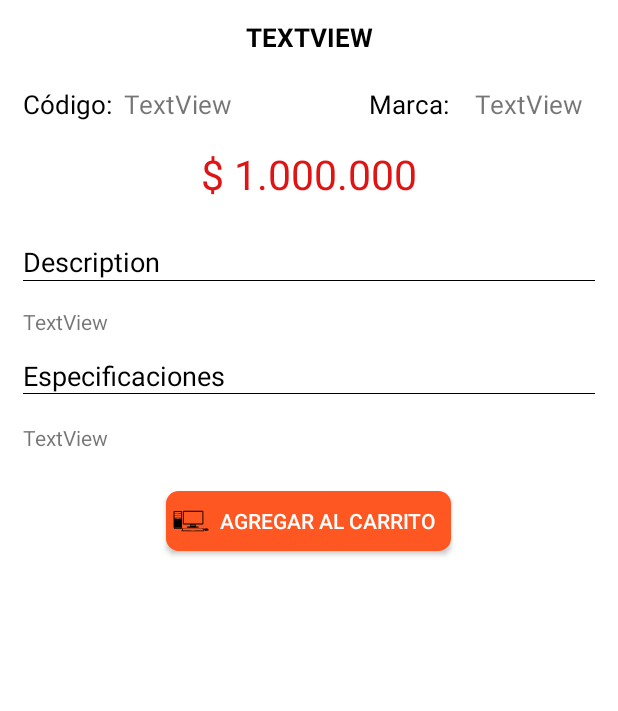
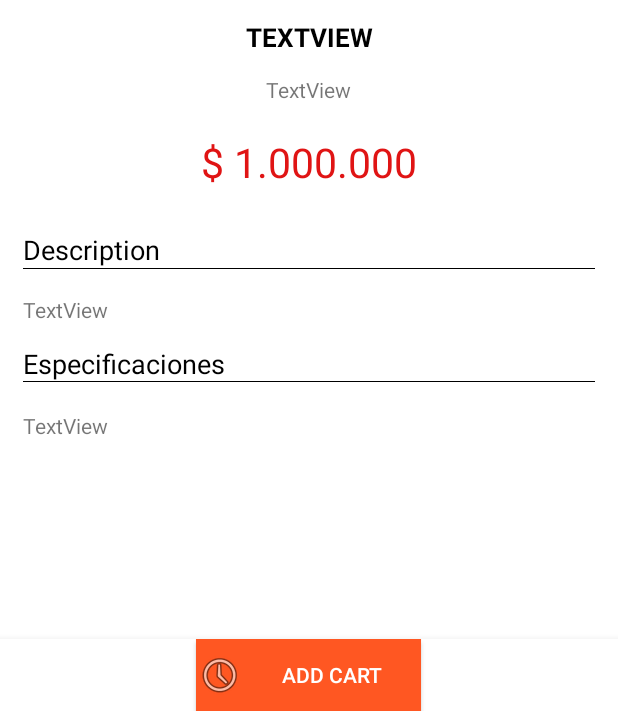
Before and after one commit to bikerlfh/Android-ShopNeubs, an Android app: the ProductoDetalleActivity screen opened directly, with no data from a screen before it, on a phone screen of 412 x 824 dp, the part 525-1236 px from its top. Run offline under Robolectric (Android 15) with nearby library versions, the phone set to English and light mode, and no system bars; network calls fail; pictures from the network do not load; 2 statements that could not run were skipped.

Commit message:
Detalle_producto

```diff
--- a/app/src/main/java/co/com/neubs/shopneubs/ProductoDetalleActivity.java
+++ b/app/src/main/java/co/com/neubs/shopneubs/ProductoDetalleActivity.java
@@ -50,7 +50,7 @@ public class ProductoDetalleActivity extends AppCompatActivity {
 
         title_descripcion = (TextView) findViewById(R.id.title_descripcion);
         nombreProducto = (TextView) findViewById(R.id.lbl_nombre_producto_detalle);
-        codigoProducto = (TextView) findViewById(R.id.lbl_codigo_producto_detalle);
+        //codigoProducto = (TextView) findViewById(R.id.lbl_codigo_producto_detalle);
         marcaProducto = (TextView) findViewById(R.id.lbl_marca_producto_detalle);
         precioProducto = (TextView) findViewById(R.id.lbl_precio_producto_detalle);
 
@@ -77,7 +77,7 @@ public class ProductoDetalleActivity extends AppCompatActivity {
 
                         toolbarLayout.setTitle(producto.getNombre());
                         nombreProducto.setText(producto.getNombre());
-                        codigoProducto.setText(String.valueOf(producto.getNumeroProducto()));
+                        //codigoProducto.setText(String.valueOf(producto.getNumeroProducto()));
                         marcaProducto.setText(producto.getMarca().getDescripcion());
                         especificacionProducto.setText(producto.getEspecificacion());
 
--- a/app/src/main/java/co/com/neubs/shopneubs/classes/APIRest.java
+++ b/app/src/main/java/co/com/neubs/shopneubs/classes/APIRest.java
@@ -39,11 +39,11 @@ public class APIRest {
     public static JSONObject jsonObject;
     public static JSONArray jsonArray;
 
-    //public final static String PROTOCOL_URL_API = "https";
-    //public final static String URL_API = PROTOCOL_URL_API + "://api.shopneubs.com/";
+    public final static String PROTOCOL_URL_API = "https";
+    public final static String URL_API = PROTOCOL_URL_API + "://api.shopneubs.com/";
 
-    public final static String PROTOCOL_URL_API = "http";
-    public final static String URL_API = PROTOCOL_URL_API + "://192.168.1.50:8000/api/";
+    //public final static String PROTOCOL_URL_API = "http";
+    //public final static String URL_API = PROTOCOL_URL_API + "://192.168.1.50:8000/api/";
 
     public static int RESPONSE_CODE;
 
--- a/app/src/main/res/layout/activity_producto_detalle.xml
+++ b/app/src/main/res/layout/activity_producto_detalle.xml
@@ -42,9 +42,33 @@
                 app:popupTheme="@style/AppTheme.PopupOverlay"/>
 
         </android.support.design.widget.CollapsingToolbarLayout>
+
     </android.support.design.widget.AppBarLayout>
+    <include
+        layout="@layout/content_producto_detalle"
+        android:visibility="visible" />
 
-    <include layout="@layout/content_producto_detalle" />
+    <RelativeLayout
+        android:id="@+id/footer"
+        android:layout_width="match_parent"
+        android:layout_height="wrap_content"
+        android:layout_alignParentBottom="true"
+        android:layout_gravity="bottom"
+        android:background="@color/colorWhite"
+        android:elevation="8dp"
+        android:gravity="center"
+        android:paddingLeft="60sp"
+        android:paddingRight="60sp">
 
+        <Button
+            android:layout_width="150dp"
+            android:layout_height="48dp"
+            android:layout_alignParentStart="true"
+            android:layout_alignParentTop="true"
+            android:background="@color/colorSecundary"
+            android:drawableLeft="@android:drawable/ic_menu_recent_history"
+            android:text="@string/agregar_carrito"
+            android:textColor="@color/colorWhite" />
+    </RelativeLayout>
 
 </android.support.design.widget.CoordinatorLayout>
--- a/app/src/main/res/layout/content_producto_detalle.xml
+++ b/app/src/main/res/layout/content_producto_detalle.xml
@@ -11,9 +11,10 @@
 
     <RelativeLayout
         android:layout_width="match_parent"
-        android:layout_height="643dp"
+        android:layout_height="wrap_content"
+        android:layout_marginBottom="16dp"
+        android:layout_marginLeft="15dp"
         android:layout_marginRight="15dp"
-        android:layout_marginLeft="15dp"
         tools:layout_editor_absoluteX="9dp"
         tools:layout_editor_absoluteY="8dp">
 
@@ -29,73 +30,38 @@
             android:id="@+id/lbl_nombre_producto_detalle"
             android:layout_width="wrap_content"
             android:layout_height="50dp"
-            android:layout_alignParentEnd="true"
-            android:layout_alignParentTop="true"
             android:gravity="center"
-            android:textSize="17sp"
+            android:text="TextView"
             android:textAllCaps="true"
             android:textColor="@color/colorPrimaryDark"
+            android:textSize="17sp"
             android:textStyle="bold"
-            android:text="TextView"
-            android:layout_alignStart="@+id/title_codigo" />
+            android:layout_alignParentTop="true"
+            android:layout_alignParentStart="true"
+            android:layout_alignParentEnd="true" />
 
-
-        <TextView
-            android:id="@+id/title_codigo"
-            android:layout_width="wrap_content"
-            android:layout_height="wrap_content"
-            android:layout_alignStart="@+id/lbl_precio_producto_detalle"
-            android:layout_below="@+id/lbl_nombre_producto_detalle"
-            android:layout_marginTop="7dp"
-            android:text="Código:"
-            android:textSize="17sp"
-            android:textColor="@color/colorPrimaryDark"/>
-        <TextView
-            android:id="@+id/lbl_codigo_producto_detalle"
-            android:layout_width="wrap_content"
-            android:layout_height="wrap_content"
-            android:text="TextView"
-            android:textSize="17sp"
-            android:layout_alignBaseline="@+id/title_codigo"
-            android:layout_alignBottom="@+id/title_codigo"
-            android:layout_toEndOf="@+id/title_codigo"
-            android:layout_marginStart="8dp" />
-
-        <TextView
-            android:id="@+id/title_marca"
-            android:layout_width="wrap_content"
-            android:layout_height="wrap_content"
-            android:textSize="17sp"
-            android:textColor="@color/colorPrimaryDark"
-            android:text="Marca:"
-            android:layout_marginEnd="17dp"
-            android:layout_alignBaseline="@+id/lbl_codigo_producto_detalle"
-            android:layout_alignBottom="@+id/lbl_codigo_producto_detalle"
-            android:layout_toStartOf="@+id/lbl_marca_producto_detalle" />
 
         <TextView
             android:id="@+id/lbl_marca_producto_detalle"
             android:layout_width="wrap_content"
             android:layout_height="wrap_content"
+            android:layout_below="@+id/lbl_nombre_producto_detalle"
+            android:layout_centerHorizontal="true"
             android:text="TextView"
-            android:textSize="17sp"
-            android:layout_alignBaseline="@+id/title_marca"
-            android:layout_alignBottom="@+id/title_marca"
-            android:layout_alignParentEnd="true"
-            android:layout_marginEnd="8dp" />
+            android:textSize="14sp" />
 
         <TextView
             android:id="@+id/lbl_precio_producto_detalle"
             android:layout_width="wrap_content"
             android:layout_height="wrap_content"
-            android:layout_marginTop="16dp"
+            android:layout_marginTop="20dp"
             android:text="$ 1.000.000"
             android:textAlignment="center"
             android:textColor="@color/colorPrecio"
             android:textSize="27sp"
-            android:layout_below="@+id/title_marca"
-            android:layout_alignParentEnd="true"
-            android:layout_alignStart="@+id/title_descripcion" />
+            android:layout_below="@+id/lbl_marca_producto_detalle"
+            android:layout_alignParentStart="true"
+            android:layout_alignParentEnd="true" />
 
         <TextView
             android:id="@+id/title_descripcion"
@@ -143,17 +109,16 @@
             android:layout_marginTop="19dp"
             android:text="TextView" />
 
-        <Button
-            android:id="@+id/button2"
-            android:layout_width="190sp"
-            android:layout_height="40sp"
-            android:layout_below="@+id/lbl_especificacion_producto_detalle"
-            android:layout_centerHorizontal="true"
-            android:drawableLeft="@drawable/ic_categoria_03"
-            android:layout_marginTop="26dp"
-            android:background="@drawable/borde_redondo"
-            android:textColor="@color/colorWhite"
-            android:text="Agregar al carrito"
-            />
+        <TextView
+            android:id="@+id/textView"
+            android:layout_width="wrap_content"
+            android:layout_height="100dp"
+            android:layout_alignParentStart="true"
+            android:layout_below="@+id/title_especificacion"
+            android:layout_marginStart="19dp"
+             />
+
     </RelativeLayout>
+
+
 </android.support.v4.widget.NestedScrollView>
--- /dev/null
+++ b/app/src/main/res/menu/navegation.xml
@@ -0,0 +1,4 @@
+<?xml version="1.0" encoding="utf-8"?>
+<menu xmlns:android="http://schemas.android.com/apk/res/android">
+    <item android:icon="@drawable/borde_redondo"></item>
+</menu>
--- a/app/src/main/res/values/dimens.xml
+++ b/app/src/main/res/values/dimens.xml
@@ -8,5 +8,6 @@
     <dimen name="fab_margin">16dp</dimen>
     <dimen name="app_bar_height">180dp</dimen>
     <dimen name="text_margin">16dp</dimen>
+    <dimen name="height_boton">50dp</dimen>
 
 </resources>
--- a/app/src/main/res/values/strings.xml
+++ b/app/src/main/res/values/strings.xml
@@ -37,6 +37,7 @@
     <string name="title_description">Description</string>
     <string name="title_specification">Specification</string>
     <string name="title_activity_scrolling">ScrollingActivity</string>
+    <string name="agregar_carrito">Add Cart</string>
     <string name="large_text">
         "Material is the metaphor.\n\n"
 
```
Also changed, not shown: 1 other file.
